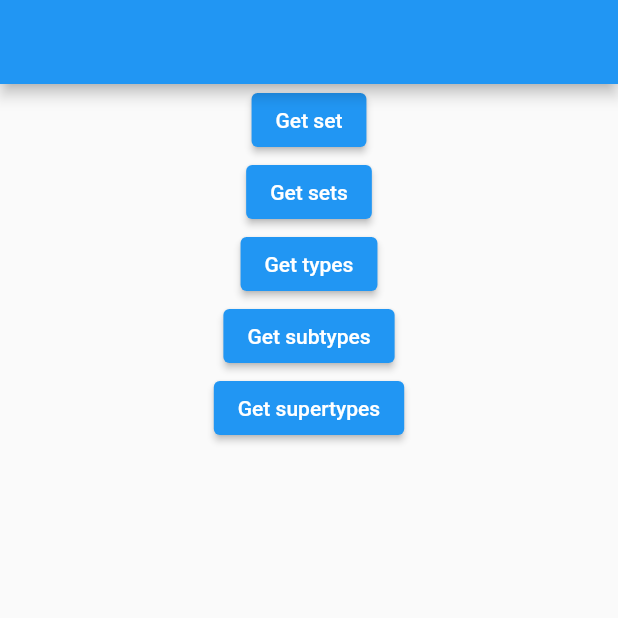
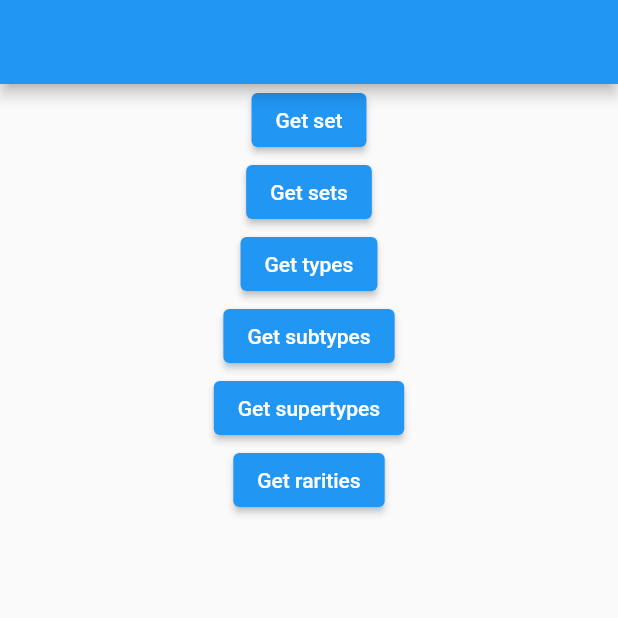
Before and after one commit to PokemonTCG/pokemon-tcg-sdk-dart, a Flutter app: the screen it shows after launch, after a tap on "Get supertypes", on a phone screen of 412 x 824 dp, the top half of it. Run offline on Flutter 3.47's test engine with Material 2 defaults, Android fonts, the phone set to English and light mode, and no system bars; network calls fail.

Commit message:
Add getRarities() function

```diff
--- a/example/lib/main.dart
+++ b/example/lib/main.dart
@@ -77,6 +77,15 @@ class _MyHomePageState extends State<MyHomePage> {
                 });
               },
             ),
+            ElevatedButton(
+              child: Text('Get rarities'),
+              onPressed: () async {
+                final types = await api.getRarities();
+                types.forEach((element) {
+                  print(element.type);
+                });
+              },
+            ),
           ],
         ),
       ),
--- /dev/null
+++ b/lib/src/models/rarity.dart
@@ -0,0 +1,5 @@
+class Rarity {
+  Rarity({required this.type});
+
+  final String type;
+}
--- a/lib/src/pokemon_tcg.dart
+++ b/lib/src/pokemon_tcg.dart
@@ -1,6 +1,7 @@
 import 'dart:convert';
 
 import 'package:http/http.dart' as http;
+import 'package:pokemon_tcg/src/models/rarity.dart';
 import 'package:pokemon_tcg/src/models/subtype.dart';
 import 'package:pokemon_tcg/src/models/elemental_type.dart';
 import 'package:pokemon_tcg/src/models/set.dart';
@@ -89,7 +90,7 @@ class PokemonTcgApi {
   /// Get All Supertypes
   Future<List<Supertype>> getSupertypes() async {
     final response = await http.get(
-      Uri.parse('$_baseUrl/subtypes'),
+      Uri.parse('$_baseUrl/supertypes'),
       headers: {
         'x-api-key': apiKey,
       },
@@ -104,4 +105,23 @@ class PokemonTcgApi {
 
     return types;
   }
+
+  /// Get All Rarities
+  Future<List<Rarity>> getRarities() async {
+    final response = await http.get(
+      Uri.parse('$_baseUrl/rarities'),
+      headers: {
+        'x-api-key': apiKey,
+      },
+    );
+
+    final types = <Rarity>[];
+
+    final json = jsonDecode(response.body);
+    json['data'].forEach((type) {
+      types.add(Rarity(type: type));
+    });
+
+    return types;
+  }
 }
```
